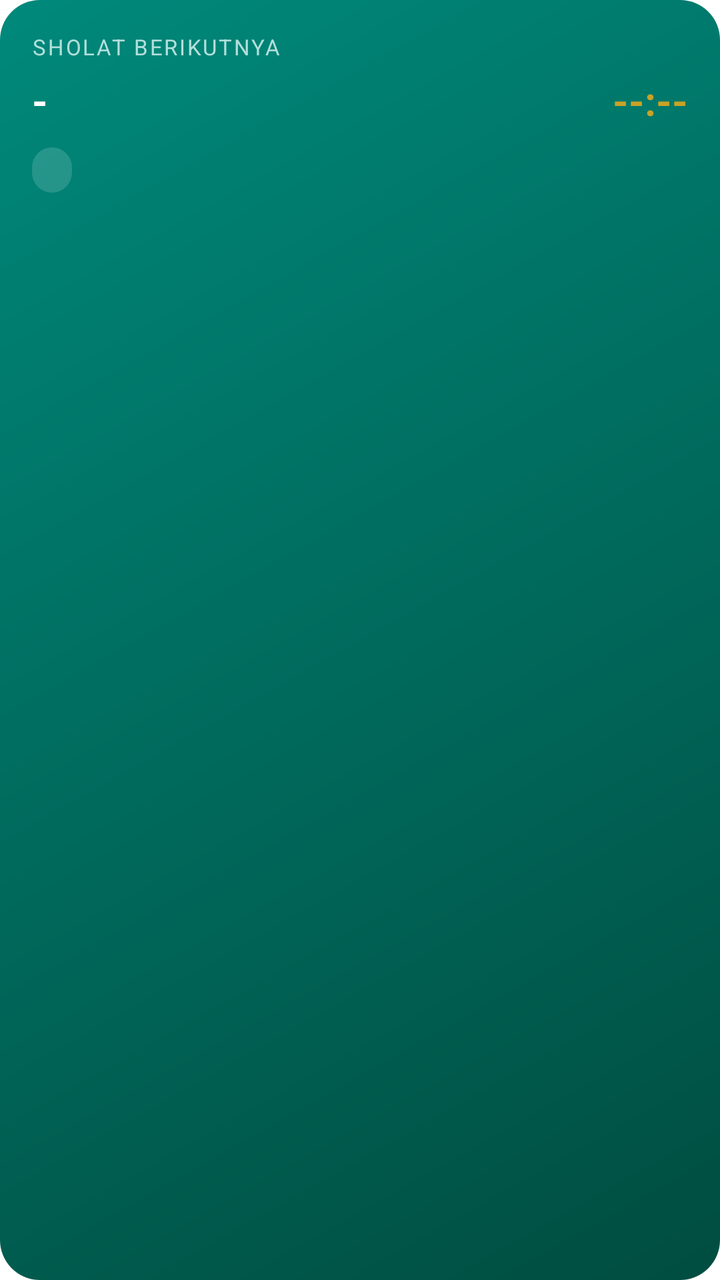
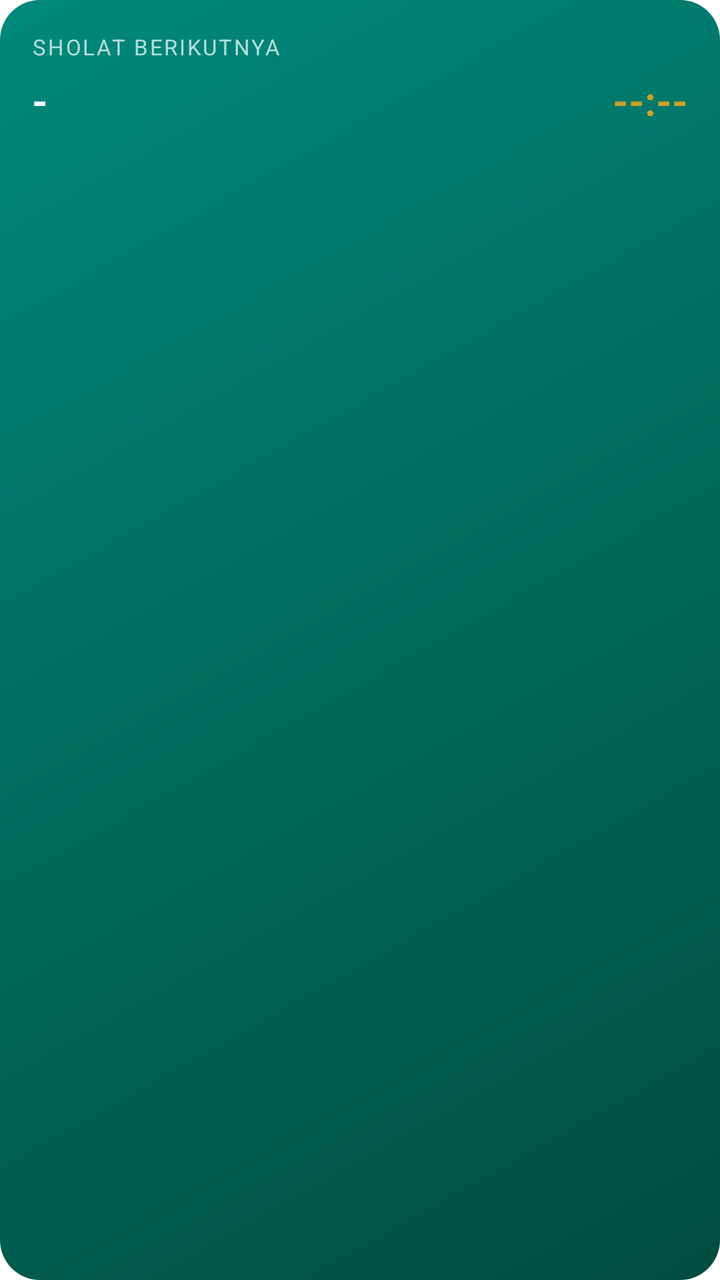

Screens rendered from an Android XML layout before and after an edit, with the pre-edit source and the edit as a unified diff.
<!-- AndroidManifest.xml: application theme Theme.Sholat -->
<!-- res/layout/widget_prayer.xml -->
<?xml version="1.0" encoding="utf-8"?>
<LinearLayout xmlns:android="http://schemas.android.com/apk/res/android"
    android:layout_width="match_parent"
    android:layout_height="match_parent"
    android:orientation="vertical"
    android:padding="16dp"
    android:background="@drawable/widget_background">

    <TextView
        android:id="@+id/widget_label"
        android:layout_width="wrap_content"
        android:layout_height="wrap_content"
        android:text="@string/widget_next_label"
        android:textColor="#B2DFDB"
        android:textSize="11sp"
        android:letterSpacing="0.08"
        android:textAllCaps="true" />

    <LinearLayout
        android:layout_width="match_parent"
        android:layout_height="wrap_content"
        android:layout_marginTop="6dp"
        android:orientation="horizontal"
        android:gravity="bottom">

        <TextView
            android:id="@+id/widget_prayer_name"
            android:layout_width="0dp"
            android:layout_height="wrap_content"
            android:layout_weight="1"
            android:text="-"
            android:textColor="@android:color/white"
            android:textSize="20sp"
            android:textStyle="bold"
            android:maxLines="1"
            android:ellipsize="end" />

        <TextView
            android:id="@+id/widget_prayer_time"
            android:layout_width="wrap_content"
            android:layout_height="wrap_content"
            android:text="--:--"
            android:textColor="@color/gold_accent"
            android:textSize="20sp"
            android:textStyle="bold"
            android:layout_marginStart="8dp" />

    </LinearLayout>

    <TextView
        android:id="@+id/widget_prayer_countdown"
        android:layout_width="wrap_content"
        android:layout_height="wrap_content"
        android:layout_marginTop="10dp"
        android:background="@drawable/widget_countdown_pill"
        android:paddingHorizontal="10dp"
        android:paddingVertical="4dp"
        android:text=""
        android:textColor="@android:color/white"
        android:textSize="11sp" />

</LinearLayout>
<!-- resources referenced by this layout -->
<resources>
  <color name="gold_accent">#C9A227</color>
  <!-- drawable widget_background (drawable) -->
  <?xml version="1.0" encoding="utf-8"?>
  <shape xmlns:android="http://schemas.android.com/apk/res/android"
      android:shape="rectangle">
      <corners android:radius="20dp" />
      <gradient
          android:angle="315"
          android:startColor="#00897B"
          android:endColor="@color/teal_primary_dark"
          android:type="linear" />
  </shape>
  <!-- drawable widget_countdown_pill (drawable) -->
  <?xml version="1.0" encoding="utf-8"?>
  <shape xmlns:android="http://schemas.android.com/apk/res/android"
      android:shape="rectangle">
      <corners android:radius="100dp" />
      <solid android:color="#26FFFFFF" />
  </shape>
  <string name="widget_next_label">Sholat berikutnya</string>
  <style name="Theme.Sholat" parent="android:Theme.Material.Light.NoActionBar">
          <item name="android:statusBarColor">@color/teal_primary_dark</item>
          <item name="android:windowBackground">@android:color/white</item>
      </style>
  <color name="teal_primary_dark">#004D40</color>
</resources>

<!-- the commit's change to res/layout/widget_prayer.xml (unified diff, before → after) -->
@@ -1,5 +1,6 @@
 <?xml version="1.0" encoding="utf-8"?>
 <LinearLayout xmlns:android="http://schemas.android.com/apk/res/android"
+    android:id="@+id/widget_root"
     android:layout_width="match_parent"
     android:layout_height="match_parent"
     android:orientation="vertical"
@@ -47,16 +48,34 @@
 
     </LinearLayout>
 
+    
+    <Chronometer
+        android:id="@+id/widget_prayer_chrono"
+        android:layout_width="wrap_content"
+        android:layout_height="wrap_content"
+        android:layout_marginTop="10dp"
+        android:background="@drawable/widget_countdown_pill"
+        android:paddingLeft="10dp"
+        android:paddingRight="10dp"
+        android:paddingTop="4dp"
+        android:paddingBottom="4dp"
+        android:textColor="@android:color/white"
+        android:textSize="11sp"
+        android:visibility="gone" />
+
     <TextView
         android:id="@+id/widget_prayer_countdown"
         android:layout_width="wrap_content"
         android:layout_height="wrap_content"
         android:layout_marginTop="10dp"
         android:background="@drawable/widget_countdown_pill"
-        android:paddingHorizontal="10dp"
-        android:paddingVertical="4dp"
+        android:paddingLeft="10dp"
+        android:paddingRight="10dp"
+        android:paddingTop="4dp"
+        android:paddingBottom="4dp"
         android:text=""
         android:textColor="@android:color/white"
-        android:textSize="11sp" />
+        android:textSize="11sp"
+        android:visibility="gone" />
 
 </LinearLayout>
